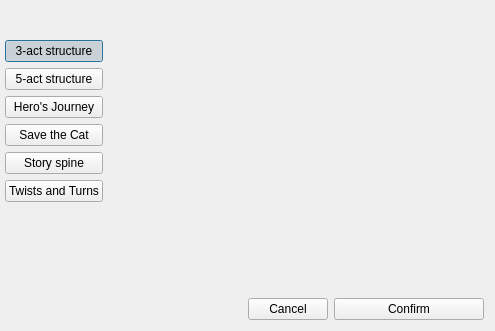
First picture: the form in ui/story_structure_selector_dialog.ui, repository zkovari/plotlyst, before the edit.
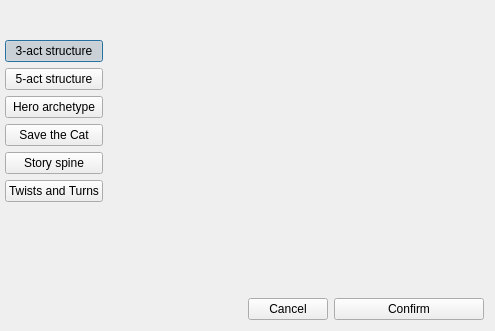
Second picture: the form after the edit.

Commit message: Add hero archetype structure

The edit to the form file:
```diff
--- a/ui/story_structure_selector_dialog.ui
+++ b/ui/story_structure_selector_dialog.ui
@@ -123,7 +123,7 @@
            <string>Save the Cat structure</string>
           </property>
           <property name="text">
-           <string>Hero's Journey</string>
+           <string>Hero archetype</string>
           </property>
           <property name="checkable">
            <bool>true</bool>
```
The commit also changes 2 other files.
